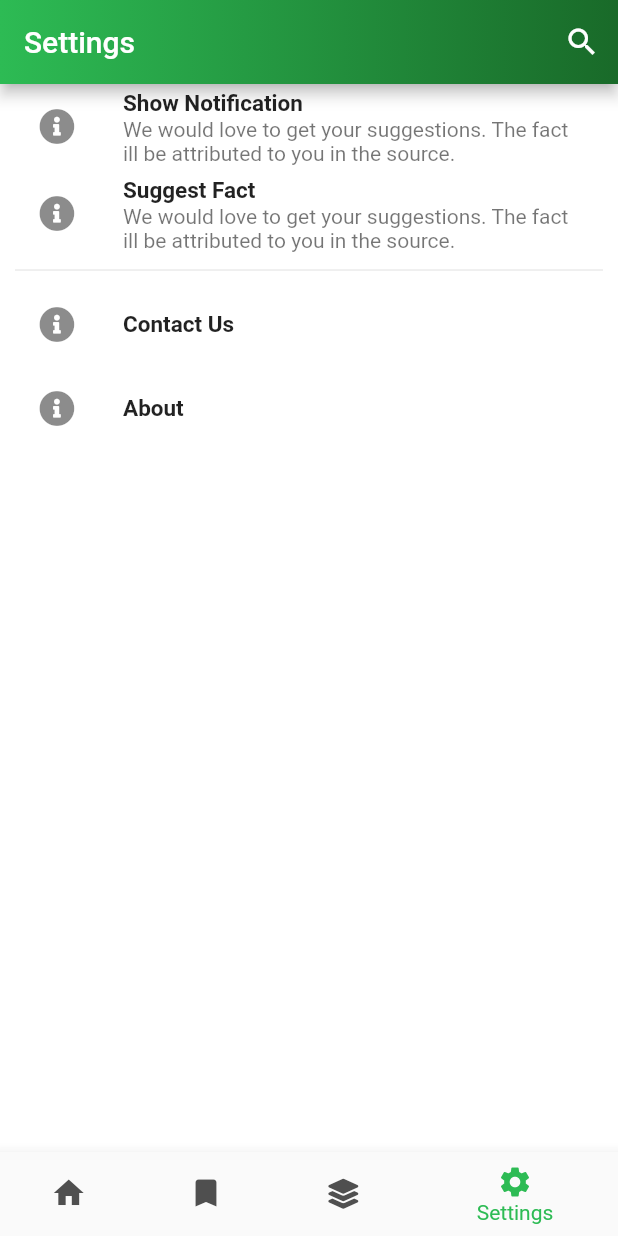
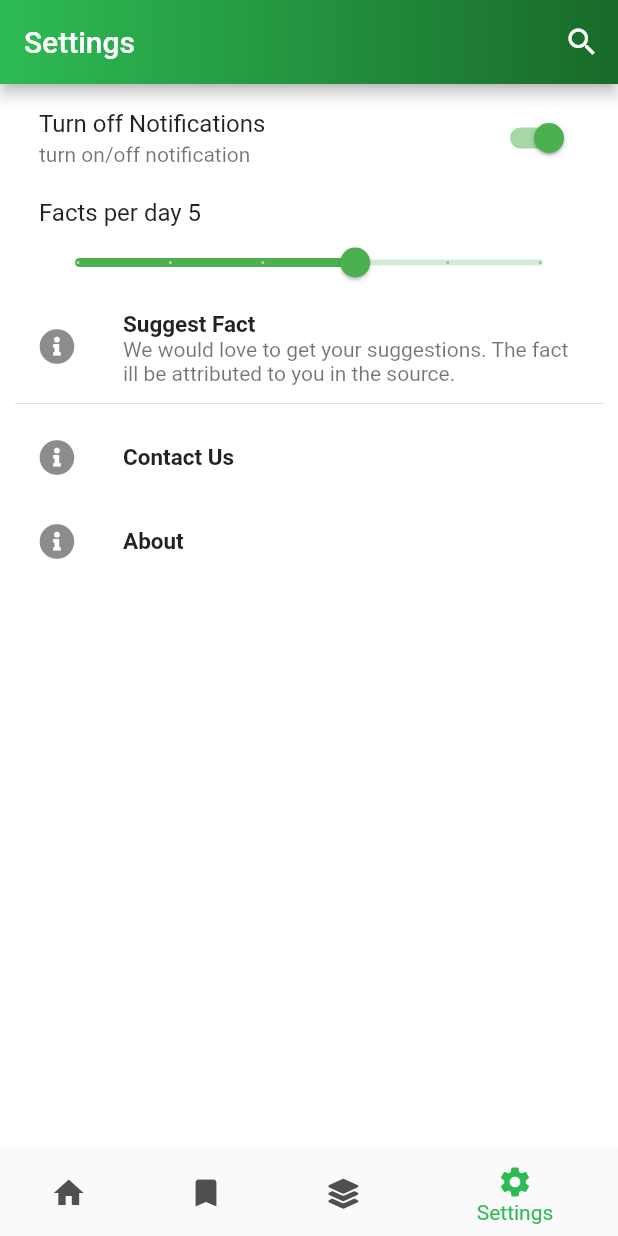
Before and after one commit to nonybrighto/nigeria-facts, a Flutter app: the screen it shows after launch, item 4 of the bottom bar chosen, on a phone screen of 412 x 824 dp. Run offline on Flutter 3.47's test engine with Material 2 defaults, Android fonts, the phone set to English and light mode, and no system bars; our stand-ins replace cached_network_image, flutter_cache_manager, flutter_local_notifications, font_awesome_flutter, gradient_app_bar, rxdart and 3 more; missing offline and left inert: android_alarm_manager, esys_flutter_share; accounts and stored records are empty; generated files the repository leaves out were written again.

Commit message:
Show notification

```diff
--- a/lib/bloc/fact_bloc.dart
+++ b/lib/bloc/fact_bloc.dart
@@ -1,5 +1,6 @@
 import 'dart:io';
 
+import 'package:android_alarm_manager/android_alarm_manager.dart';
 import 'package:dailyfactsng/bloc/list_bloc.dart';
 import 'package:dailyfactsng/constants/constants.dart';
 import 'package:dailyfactsng/models/category.dart';
@@ -11,25 +12,90 @@ import 'package:flutter/material.dart';
 import 'package:flutter_cache_manager/flutter_cache_manager.dart';
 import 'package:rxdart/rxdart.dart';
 
+import '../main.dart';
+
 class FactBloc extends ListBloc<Fact> {
   final FactLocal factLocal;
   final FactListFetchType fetchType;
   final Category category;
   String searchTerm;
+  bool singleItem;
 
   final _currentFactController = BehaviorSubject<Fact>();
+  final _showNotificationController = BehaviorSubject<bool>();
+  final _factsPerDayController = BehaviorSubject<int>();
 
   Stream<Fact> get currentFact => _currentFactController.stream;
+  Stream<bool> get showNotification => _showNotificationController.stream;
+  Stream<int> get factsPerDay => _factsPerDayController.stream;
 
-  FactBloc({this.factLocal, @required this.fetchType, this.category}) {
+  FactBloc(
+      {this.factLocal,
+      @required this.fetchType,
+      this.category,
+      this.singleItem = false}) {
     searchTerm = '';
-    getItems();
+    if (fetchType != null) {
+      getItems();
+    }
+    _init();
   }
 
   @override
   void dispose() {
     super.dispose();
     _dispose();
+  }
+
+  _init() async {
+    try {
+      if (!await factLocal.initialized()) {
+        await _setNotificationAlarm(await factLocal.getFactsPerDay());
+        factLocal.initialize();
+      }
+    } catch (error) {
+      print('init failed'); //log
+    }
+    _getshowNotification();
+    _getFactsPerDay();
+  }
+
+  _getshowNotification() async {
+    bool showNotification = await factLocal.getShowNotification();
+    _showNotificationController.add(showNotification);
+  }
+
+  _getFactsPerDay() async {
+    int factsPerDay = await factLocal.getFactsPerDay();
+    _factsPerDayController.add(factsPerDay);
+  }
+
+  void toggleShowNotification() async {
+    bool toggledValue = await factLocal.toggleShowNotification();
+    _showNotificationController.add(toggledValue);
+    if (toggledValue == false) {
+      AndroidAlarmManager.cancel(kFactAlarmId);
+    } else {
+      _setNotificationAlarm(await factLocal.getFactsPerDay());
+    }
+  }
+
+  void changeFactsPerDay(int newValue) async {
+    await factLocal.setFactsPerDay(newValue);
+    _factsPerDayController.add(newValue);
+
+    if (newValue > 0) {
+      _setNotificationAlarm(newValue);
+    } else {
+      AndroidAlarmManager.cancel(kFactAlarmId);
+    }
+  }
+
+  _setNotificationAlarm(int numberPerDay) async {
+    await AndroidAlarmManager.periodic(
+        Duration(minutes: (24 * 60 / numberPerDay).ceil()),
+        kFactAlarmId,
+        displayNotification);
   }
 
   searchFact(String searchTerm) {
@@ -45,7 +111,9 @@ class FactBloc extends ListBloc<Fact> {
   toggleBookmark({Fact fact, Function(bool toggled) toggleCallback}) async {
     try {
       fact.isBookmarked = !fact.isBookmarked;
-      updateItem(fact);
+      if (!singleItem) {
+        updateItem(fact);
+      }
       _currentFactController.add(fact);
       await factLocal.toggleFactBookmark(fact.id, fact.isBookmarked);
       if (toggleCallback != null) {
@@ -53,7 +121,9 @@ class FactBloc extends ListBloc<Fact> {
       }
     } catch (error) {
       fact.isBookmarked = !fact.isBookmarked;
-      updateItem(fact);
+      if (!singleItem) {
+        updateItem(fact);
+      }
       _currentFactController.add(fact);
       if (toggleCallback != null) {
         toggleCallback(false);
@@ -65,17 +135,17 @@ class FactBloc extends ListBloc<Fact> {
     String title, content = '';
     try {
       title = '${fact.title}';
-      content = '${fact.description} \n Get more amazing facts from $kAppName - $kStoreLink';
+      content =
+          '${fact.description} \n Get more amazing facts from $kAppName - $kStoreLink';
 
       final cacheManager = DefaultCacheManager();
       File file = await cacheManager.getSingleFile(fact.imageUrl);
       final fileBytes = await file.readAsBytes();
-      await Share.file(title, '$kAppName.jpg', fileBytes,
-          'image/jpg', text: content);
+      await Share.file(title, '$kAppName.jpg', fileBytes, 'image/jpg',
+          text: content);
       shareCallback(true);
     } on OSError {
-      Share.text(title,
-          content, 'text/plain');
+      Share.text(title, content, 'text/plain');
       shareCallback(true);
     } catch (error) {
       shareCallback(false);
@@ -103,6 +173,8 @@ class FactBloc extends ListBloc<Fact> {
 
   _dispose() {
     _currentFactController.close();
+    _factsPerDayController.close();
+    _showNotificationController.close();
   }
 
   @override
--- a/lib/constants/constants.dart
+++ b/lib/constants/constants.dart
@@ -3,6 +3,7 @@ import 'package:flutter/material.dart';
 
 const int kFetchLimit = 10;
 const double kDefaultPadding = 10;
+const int kFactAlarmId = 1;
 
 //Fact constants
 const String kAppName = 'DailyFactsNG';
@@ -10,11 +11,13 @@ const String kAppVersion = '1.0.0';
 const String kContactEmail = 'nonybrighto@gmail.com';
 const String kStoreLink =
     'http://play.google.com/store/apps/details?id=com.nonybrighto.dailyfactsng';
-const int kFactsPerDay = 10;
+const int kFactsPerDay = 5;
 
 // prefKeys
 
 const String kFactsPerDayPrefKey = 'facts_per_day';
+const String kShowNotificationPrefKey = 'show_notification';
+const String kInitializedPrefKey = 'initialized';
 
 //colors
 const Color kPrimaryColor = Color(0XFF2DBB54);
--- a/lib/widgets/nav_pages/settings.dart
+++ b/lib/widgets/nav_pages/settings.dart
@@ -1,25 +1,62 @@
+import 'package:dailyfactsng/bloc/fact_bloc.dart';
 import 'package:dailyfactsng/constants/constants.dart';
+import 'package:dailyfactsng/services/local/fact_local.dart';
 import 'package:flutter/material.dart';
 import 'package:dailyfactsng/pages/about_page.dart';
 import 'package:font_awesome_flutter/font_awesome_flutter.dart';
 import 'package:url_launcher/url_launcher.dart';
 
-class Settings extends StatelessWidget {
+class Settings extends StatefulWidget {
 
+  @override
+  _SettingsState createState() => _SettingsState();
+}
+
+class _SettingsState extends State<Settings> {
+
+  FactBloc factBloc = FactBloc(fetchType: null, factLocal: FactLocal(dbHelper: null));
+  double ff = 5;
   @override
   Widget build(BuildContext context) {
     TextStyle titleStyle = TextStyle(fontWeight: FontWeight.bold, fontSize: 15);
      return SingleChildScrollView(
         child:  Column(
           children: <Widget>[
-            ListTile(
-              title: Text('Show Notification', style: titleStyle,),
-              leading: Icon(FontAwesomeIcons.infoCircle),
-              subtitle: Text('We would love to get your suggestions. The fact ill be attributed to you in the source.'),
-              onTap: (){
-                launch('mailto:$kContactEmail?subject=Suggestion title&body=Suggestion \n');
-              },
-            ),
+           StreamBuilder<bool>(
+              initialData: false,
+              stream: factBloc.showNotification,
+              builder: (context, showNotificationSnapshot) {
+                bool showNotification = showNotificationSnapshot.data;
+                return ListTile(
+                  title: Text((showNotification) ? 'Turn off Notifications' : 'Show Notifications'),
+                  subtitle: Text('turn on/off notification'),
+                  trailing: Switch(
+                    value: (showNotification) ? true : false,
+                    onChanged: (value) {
+                      factBloc.toggleShowNotification();
+                    },
+                  ),
+                );
+              }),
+
+           StreamBuilder<int>(
+              initialData: 5,
+              stream: factBloc.factsPerDay,
+              builder: (context, factsPerDaySnapshot) {
+                int factsPerDay = factsPerDaySnapshot.data;
+                return ListTile(
+                  title: Text('Facts per day $factsPerDay'),
+                  subtitle: Slider(
+                    value: factsPerDay.toDouble(),
+                    min: 0,
+                    max: 10,
+                    divisions: 5,
+                    label: '$factsPerDay',
+                    onChanged: (newValue){
+                        factBloc.changeFactsPerDay(newValue.toInt());
+                  },)
+                );
+              }),
             ListTile(
               title: Text('Suggest Fact', style: titleStyle,),
               leading: Icon(FontAwesomeIcons.infoCircle),
--- a/pubspec.yaml
+++ b/pubspec.yaml
@@ -35,6 +35,8 @@ dependencies:
   webview_flutter: ^0.3.22+1
   esys_flutter_share: ^1.0.2
   flutter_cache_manager: ^1.4.1
+  android_alarm_manager: ^0.4.5+11
+  flutter_local_notifications: ^1.4.4+2
 
   # The following adds the Cupertino Icons font to your application.
   # Use with the CupertinoIcons class for iOS style icons.
```
Also changed, not shown: lib/main.dart (+75 -8 lines), lib/services/local/fact_local.dart (+46 -3 lines), pubspec.lock, 2 other files.
